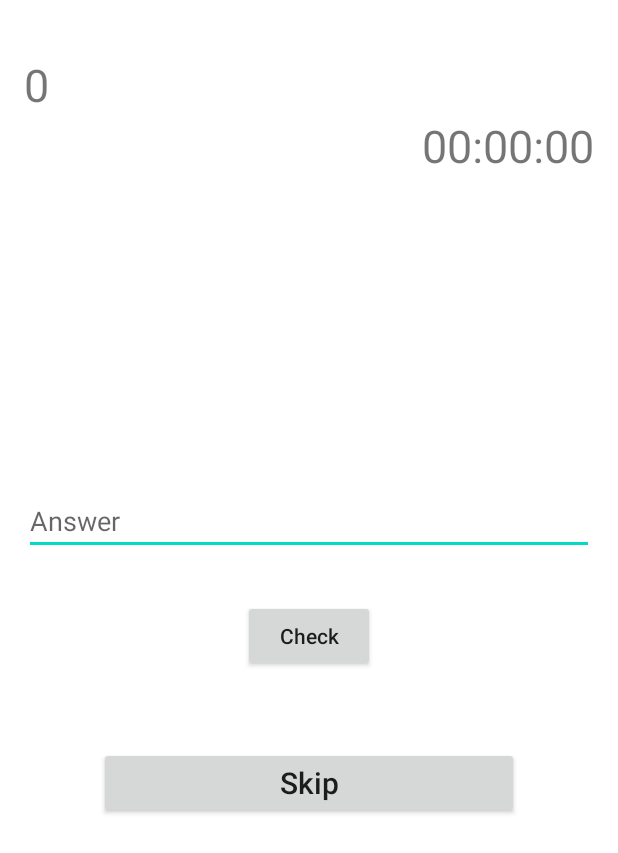
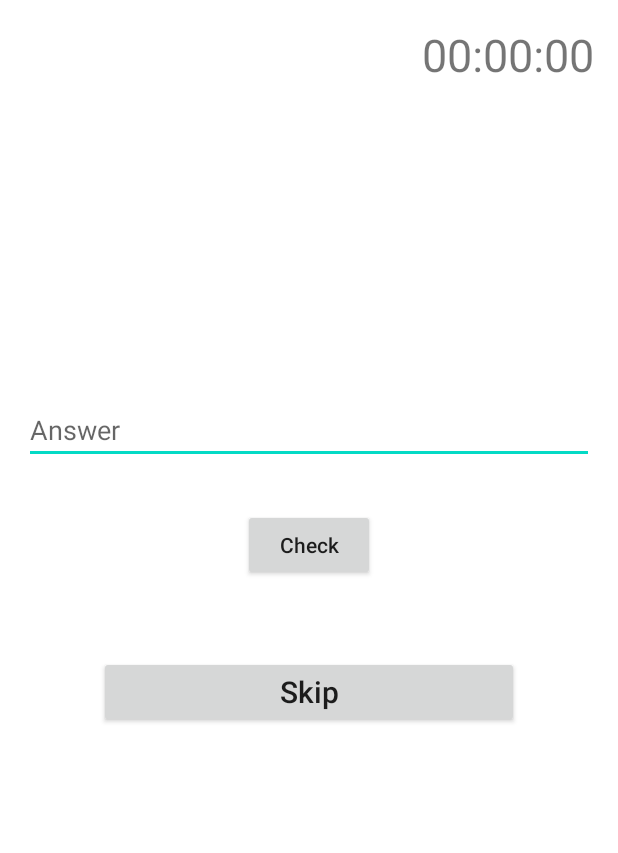
Before and after one commit to BesanMansour/ProjectAndoid2_Puzzel, an Android app: the fragment FillFragment shown on its own in the app's theme, on a phone screen of 412 x 824 dp. Shown: the top 853 px of the screen. Run offline under Robolectric (Android 15) with nearby library versions, the phone set to English and light mode, and no system bars; Roboto replaces fonts that are not available here; 1 statement that could not run was skipped.

Commit message:
1/1/2023

```diff
--- a/app/src/main/java/com/example/finalproject/Fragment/FillFragment.java
+++ b/app/src/main/java/com/example/finalproject/Fragment/FillFragment.java
@@ -17,6 +17,7 @@ import com.example.finalproject.Activity.LevelActivity;
 import com.example.finalproject.Activity.SplashActivity;
 import com.example.finalproject.R;
 import com.example.finalproject.databinding.FragmentFillBinding;
+import com.example.finalproject.modle.ListenerScore;
 import com.example.finalproject.modle.MyDialog;
 import com.example.finalproject.modle.MyListener;
 
@@ -24,7 +25,10 @@ import java.text.DecimalFormat;
 import java.text.NumberFormat;
 
 public class FillFragment extends Fragment {
-    MyListener myListener;
+    public interface fillScore{
+        void FillQ(int score);
+    }
+
     private static final String ARG_TITLE = "title";
     private static final String ARG_Answer = "answer";
     private static final String ARG_HINT = "hint";
@@ -36,6 +40,7 @@ public class FillFragment extends Fragment {
     String hint;
     private int duration;
     public static int point;
+    fillScore fillScore;
 
     public FillFragment() {
     }
@@ -43,7 +48,7 @@ public class FillFragment extends Fragment {
     @Override
     public void onAttach(@NonNull Context context) {
         super.onAttach(context);
-        myListener = (MyListener) context;
+        fillScore = (FillFragment.fillScore) context;
     }
 
     public static FillFragment newInstance(String title, String answerFill, String hint, int duration, int point) {
@@ -76,9 +81,9 @@ public class FillFragment extends Fragment {
         FragmentFillBinding binding = FragmentFillBinding.inflate(inflater, container, false);
         binding.FillTitle.setText(title);
 
-        int TueFalsePoint= SplashActivity.sp.getInt("TueFalsePoint",TrueFalseFragment.point);
-        int ChoosePoint= SplashActivity.sp.getInt("ChoosePoint",ChooseFragment.point);
-        binding.score.setText(String.valueOf(TueFalsePoint+ChoosePoint));
+//        int TueFalsePoint= SplashActivity.sp.getInt("TueFalsePoint",TrueFalseFragment.point);
+//        int ChoosePoint= SplashActivity.sp.getInt("ChoosePoint",ChooseFragment.point);
+//        binding.score.setText(String.valueOf(TueFalsePoint+ChoosePoint));
 
         new CountDownTimer(duration, 1000) {
             @Override
@@ -97,18 +102,17 @@ public class FillFragment extends Fragment {
                             MyDialog myDialog = MyDialog.newInstanceDialogTrue("Good", point);
                             myDialog.show(getActivity().getSupportFragmentManager(), "dialogTrue");
 
-                            binding.score.setText(String.valueOf(TueFalsePoint + ChoosePoint + point));
+//                            binding.score.setText(String.valueOf(TueFalsePoint + ChoosePoint + point));
 
                             int sore = SplashActivity.sp.getInt(LevelActivity.Score, 0);
                             SplashActivity.editor.putInt(LevelActivity.Score, sore+point);
                             SplashActivity.editor.apply();
-                            myListener.onClick(point);
+                            fillScore.FillQ(point);
                         } else {
                             LevelActivity.media_fail.start();
                             MyDialog myDialog = MyDialog.newInstanceDialogTrue("The Correct Answer is:\n" + hint, 0);
                             myDialog.show(getActivity().getSupportFragmentManager(), "dialogTrue");
                         }
-
                     }
                 });
             }
@@ -116,7 +120,6 @@ public class FillFragment extends Fragment {
             @Override
             public void onFinish() {
                 binding.timer.setText("00:00:00");
-                //Todo: chenge this fragment to next one
             }
         }.start();
         return binding.getRoot();
--- /dev/null
+++ b/app/src/main/java/com/example/finalproject/modle/ListenerScore.java
@@ -0,0 +1,5 @@
+package com.example.finalproject.modle;
+
+public interface ListenerScore {
+    void score(int trueScore , int chooseScore , int fillScore);
+}
--- a/app/src/main/res/layout/fragment_fill.xml
+++ b/app/src/main/res/layout/fragment_fill.xml
@@ -7,14 +7,14 @@
     android:padding="16dp"
     tools:context=".Fragment.FillFragment">
 
-    <TextView
-        android:layout_width="wrap_content"
-        android:layout_height="wrap_content"
-        android:id="@+id/score"
-        android:layout_gravity="left"
-        android:text="0"
-        android:textSize="30sp"
-        android:layout_marginTop="20sp"/>
+<!--    <TextView-->
+<!--        android:layout_width="wrap_content"-->
+<!--        android:layout_height="wrap_content"-->
+<!--        android:id="@+id/score"-->
+<!--        android:layout_gravity="left"-->
+<!--        android:text="0"-->
+<!--        android:textSize="30sp"-->
+<!--        android:layout_marginTop="20sp"/>-->
 
     <TextView
         android:layout_width="wrap_content"
```
Also changed, not shown: app/src/main/java/com/example/finalproject/Activity/LevelActivity.java (+20 -8 lines), app/src/main/java/com/example/finalproject/Fragment/ChooseFragment.java (+11 -9 lines), app/src/main/java/com/example/finalproject/Fragment/TrueFalseFragment.java (+10 -5 lines), app/src/main/res/layout/fragment_choose.xml (+8 -8 lines), app/src/main/res/layout/fragment_true_false.xml (+7 -7 lines).
